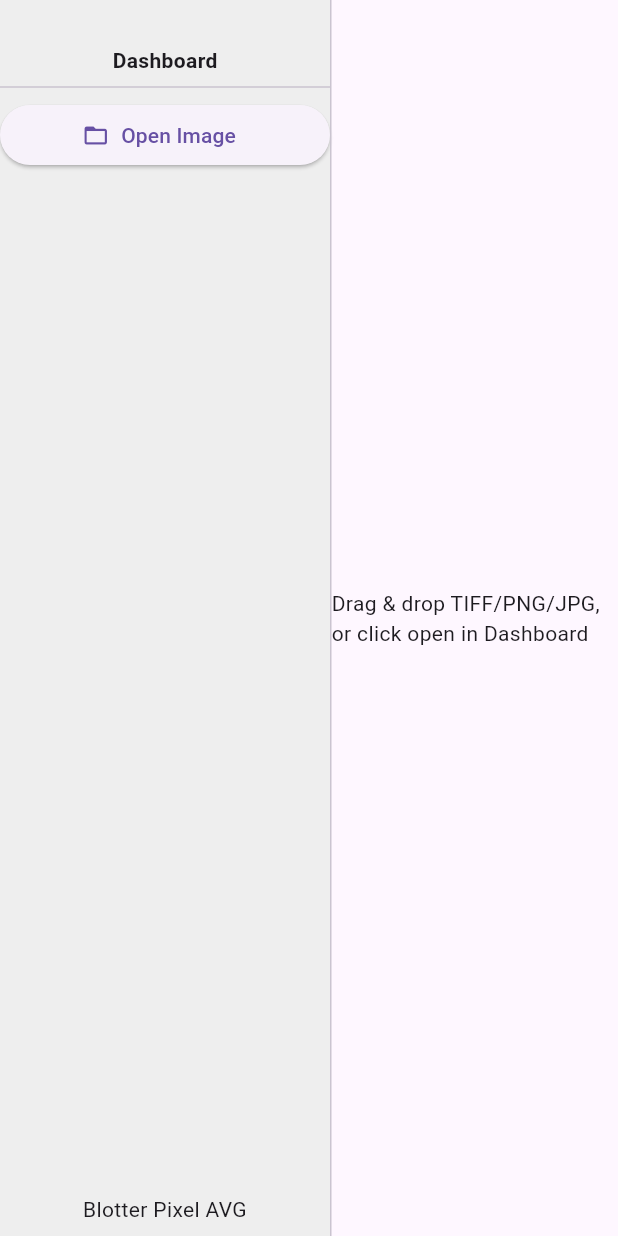
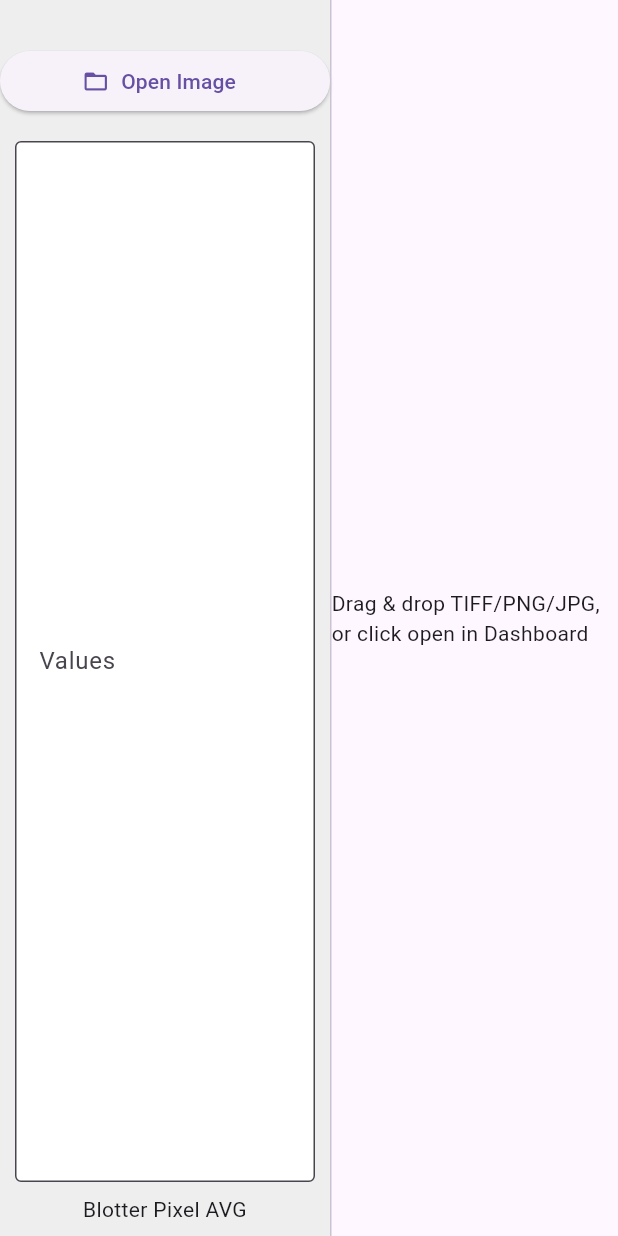
Before and after one commit to raspbeep/blotter_avg, a Flutter app: the screen it shows after launch, on a phone screen of 412 x 824 dp. Run offline on Flutter 3.47's test engine with Material 3 defaults, Android fonts, the phone set to English and light mode, and no system bars; our stand-ins replace file_picker; missing offline and left inert: desktop_drop.

Commit message:
add values text area and key binding

```diff
--- a/lib/dashboard_window.dart
+++ b/lib/dashboard_window.dart
@@ -1,8 +1,40 @@
+import 'package:blotter_avg/image_window.dart';
 import 'package:flutter/material.dart';
-import 'package:flutter_application_1/image_window.dart';
 
-class DashboardWindow extends StatelessWidget {
+class DashboardWindow extends StatefulWidget {
   const DashboardWindow({super.key});
+
+  static void Function(String)? appendText;
+
+  @override
+  State<DashboardWindow> createState() => _DashboardWindowState();
+}
+
+class _DashboardWindowState extends State<DashboardWindow> {
+  final TextEditingController controller = TextEditingController();
+
+  @override
+  void initState() {
+    super.initState();
+    DashboardWindow.appendText = (String text) {
+      if (controller.text.isEmpty) {
+        controller.text = text;
+      } else {
+        controller.text += '\n$text';
+      }
+      controller.selection = TextSelection.fromPosition(
+        TextPosition(offset: controller.text.length),
+      );
+      setState(() {});
+    };
+  }
+
+  @override
+  void dispose() {
+    if (DashboardWindow.appendText != null) DashboardWindow.appendText = null;
+    controller.dispose();
+    super.dispose();
+  }
 
   @override
   Widget build(BuildContext context) {
@@ -12,40 +44,35 @@ class DashboardWindow extends StatelessWidget {
         crossAxisAlignment: CrossAxisAlignment.stretch,
         children: [
           const SizedBox(height: 30),
-          Center(
-            child: Text(
-              "Dashboard",
-              style: TextStyle(fontWeight: FontWeight.bold),
-            ),
-          ),
-          const Divider(),
           ElevatedButton.icon(
             icon: const Icon(Icons.folder_open),
             label: const Text("Open Image"),
             onPressed: () {
-              // We'll trigger file picker from the image window, or use a callback
               ImageWindow.openImageFile?.call();
             },
           ),
-          // const SizedBox(height: 20),
-          // IconButton(
-          //   icon: const Icon(Icons.crop),
-          //   onPressed: () {
-          //     ImageWindow.openImageFile?.call();
-          //     ImageWindow.focusNode?.requestFocus(); // ADD THIS
-          //   },
-          //   focusNode: FocusNode(canRequestFocus: false),
-          // ),
-          // IconButton(
-          //   icon: const Icon(Icons.brush),
-          //   onPressed: () {
-          //     ImageWindow.openImageFile?.call();
-          //     ImageWindow.focusNode?.requestFocus(); // ADD THIS
-          //   },
-          //   focusNode: FocusNode(canRequestFocus: false),
-          // ),
-          // Add more tools as needed
-          const Spacer(),
+          const SizedBox(height: 16),
+          // This Expanded makes the TextField fill vertical space
+          Expanded(
+            child: Padding(
+              padding: const EdgeInsets.symmetric(horizontal: 10),
+              child: TextField(
+                controller: controller,
+                maxLines: null,
+                expands: true,
+                decoration: InputDecoration(
+                  filled: true,
+                  fillColor: Colors.white,
+                  border: OutlineInputBorder(),
+                  labelText: 'Values',
+                ),
+                style: const TextStyle(fontFamily: 'monospace', fontSize: 15),
+                readOnly: false,
+                textAlign: TextAlign.left,
+                textAlignVertical: TextAlignVertical.top,
+              ),
+            ),
+          ),
           const Padding(
             padding: EdgeInsets.all(8.0),
             child: Text("Blotter Pixel AVG", textAlign: TextAlign.center),
--- a/lib/main.dart
+++ b/lib/main.dart
@@ -1,5 +1,6 @@
+import 'package:blotter_avg/dashboard_window.dart';
 import 'package:flutter/material.dart';
-import 'package:flutter_application_1/dashboard_window.dart';
+
 import 'image_window.dart';
 
 void main() {
--- a/pubspec.yaml
+++ b/pubspec.yaml
@@ -1,4 +1,4 @@
-name: flutter_application_1
+name: blotter_avg
 description: "A new Flutter project."
 # The following line prevents the package from being accidentally published to
 # pub.dev using `flutter pub publish`. This is preferred for private packages.
@@ -34,8 +34,6 @@ dependencies:
   # The following adds the Cupertino Icons font to your application.
   # Use with the CupertinoIcons class for iOS style icons.
   cupertino_icons: ^1.0.8
-  multi_window: ^0.2.0
-  bitsdojo_window: ^0.1.6
   file_picker: ^10.3.3
   desktop_drop: ^0.6.1
   image: ^4.5.4
```
Also changed, not shown: lib/image_window.dart (+12 -2 lines), pubspec.lock, 6 other files.
